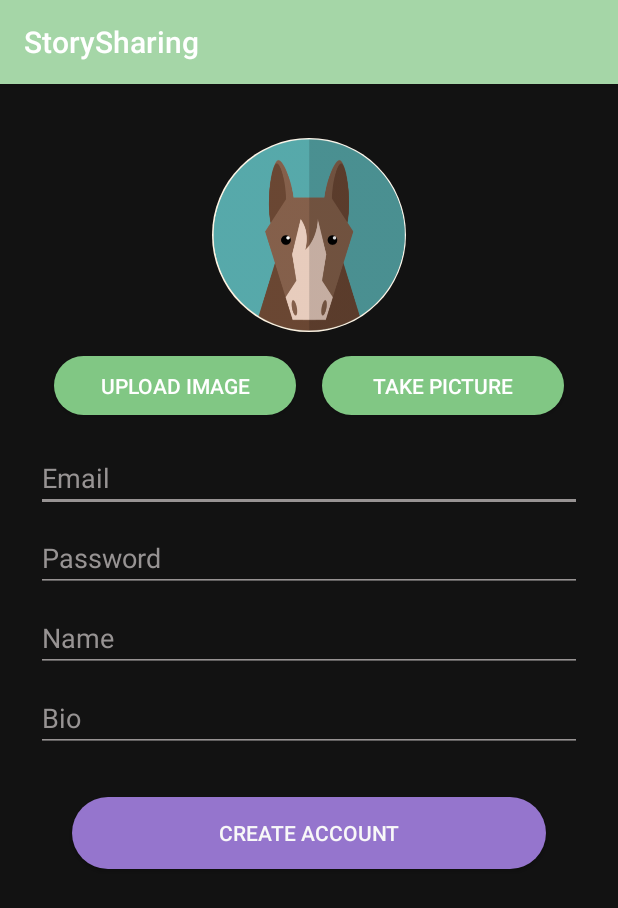
After one commit to lil55cy/StorySharing, an Android app: the CreateAccountActivity screen opened directly, with no data from a screen before it, on a phone screen of 412 x 824 dp. The commit adds this screen. Shown: the top 908 px of the screen. Run offline under Robolectric (Android 15) with nearby library versions, the phone set to English and light mode, and no system bars; our stand-ins replace CircleImageView, Firebase (no records; nobody signed in at launch, a user with empty details on screens opened directly); 1 statement that could not run was skipped.

Commit message:
create an account

```diff
--- a/StorySharing/app/src/main/AndroidManifest.xml
+++ b/StorySharing/app/src/main/AndroidManifest.xml
@@ -9,7 +9,8 @@
         android:roundIcon="@mipmap/ic_launcher_round"
         android:supportsRtl="true"
         android:theme="@style/MyTheme">
-        <activity android:name=".CreatePost"></activity>
+        <activity android:name=".ui.login.CreateAccountActivity"></activity>
+        <activity android:name=".CreatePost" />
         <activity android:name=".SelectPostActivity" />
         <activity
             android:name=".ui.login.LoginActivity"
--- /dev/null
+++ b/StorySharing/app/src/main/java/com/example/storysharing/ui/login/CreateAccountActivity.java
@@ -0,0 +1,164 @@
+package com.example.storysharing.ui.login;
+
+import androidx.annotation.NonNull;
+import androidx.appcompat.app.AppCompatActivity;
+
+import android.content.Intent;
+import android.graphics.Bitmap;
+import android.graphics.BitmapFactory;
+import android.os.Bundle;
+import android.provider.MediaStore;
+import android.text.TextUtils;
+import android.util.Log;
+import android.view.View;
+import android.widget.Button;
+import android.widget.EditText;
+import android.widget.ImageView;
+import android.widget.Toast;
+
+import com.example.storysharing.FirebaseUtility;
+import com.example.storysharing.MainActivity;
+import com.example.storysharing.R;
+import com.google.android.gms.tasks.OnCompleteListener;
+import com.google.android.gms.tasks.Task;
+import com.google.firebase.auth.AuthResult;
+import com.google.firebase.auth.FirebaseAuth;
+import com.google.firebase.auth.FirebaseUser;
+
+import java.util.Random;
+
+public class CreateAccountActivity extends AppCompatActivity implements
+        View.OnClickListener {
+
+    private static final String TAG = "EmailPassword";
+    private EditText mEmailField;
+    private EditText mPasswordField;
+    private FirebaseAuth mAuth;
+    private Bitmap image;
+
+    @Override
+    protected void onCreate(Bundle savedInstanceState) {
+        super.onCreate(savedInstanceState);
+        setContentView(R.layout.activity_create_account);
+
+        mEmailField = findViewById(R.id.username);
+        mPasswordField = findViewById(R.id.password);
+        findViewById(R.id.create_account).setOnClickListener(this);
+
+        ImageView imageView = findViewById(R.id.profile_photo);
+
+        int[] images = {R.drawable.avatar1,R.drawable.avatar2,R.drawable.avatar3,R.drawable.avatar4,
+                R.drawable.avatar5, R.drawable.avatar6, R.drawable.avatar7, R.drawable.avatar8};
+        Random rand = new Random();
+        int index = rand.nextInt(images.length);
+        imageView.setImageResource(images[index]);
+
+        image = BitmapFactory.decodeResource(getBaseContext().getResources(), images[index]);
+
+
+        Button uploadImage = findViewById(R.id.uploadImageButton);
+        uploadImage.setOnClickListener(new View.OnClickListener() {
+            @Override
+            public void onClick(View view) {
+                Intent intent = new Intent();
+                intent.setType("image/*");
+                intent.setAction(Intent.ACTION_GET_CONTENT);
+                startActivityForResult(Intent.createChooser(intent, "Select Picture"), 0);
+            }
+        });
+
+        Button takePictureButton = findViewById(R.id.takePictureButton);
+        takePictureButton.setOnClickListener(new View.OnClickListener() {
+            @Override
+            public void onClick(View view) {
+                Intent takePictureIntent = new Intent(MediaStore.ACTION_IMAGE_CAPTURE);
+                if (takePictureIntent.resolveActivity(getPackageManager()) != null) {
+                    startActivityForResult(takePictureIntent, 1);
+                }
+            }
+        });
+
+
+        mAuth = FirebaseAuth.getInstance();
+    }
+
+    @Override
+    public void onStart() {
+        super.onStart();
+        FirebaseUser currentUser = mAuth.getCurrentUser();
+        updateUI(currentUser);
+    }
+
+    private void updateUI(FirebaseUser user) {
+        if (user != null) {
+            String welcome = getString(R.string.welcome);
+            Toast.makeText(getApplicationContext(), welcome, Toast.LENGTH_LONG).show();
+
+            Intent intent = new Intent(CreateAccountActivity.this, MainActivity.class);
+            startActivity(intent);
+            finish();
+        }
+    }
+
+    @Override
+    public void onClick(View v) {
+        int i = v.getId();
+        if (i == R.id.create_account) {
+            createAccount(mEmailField.getText().toString(), mPasswordField.getText().toString());
+        }
+    }
+
+    private void createAccount(String email, String password) {
+        Log.d(TAG, "createAccount:" + email);
+        if (!validateForm()) {
+            return;
+        }
+
+        mAuth.createUserWithEmailAndPassword(email, password)
+                .addOnCompleteListener(this, new OnCompleteListener<AuthResult>() {
+                    @Override
+                    public void onComplete(@NonNull Task<AuthResult> task) {
+                        if (task.isSuccessful()) {
+                            String name = ((EditText) findViewById(R.id.name)).getText().toString();
+                            String bio = ((EditText) findViewById(R.id.bio)).getText().toString();
+                            Log.d(TAG, "createUserWithEmail:success");
+
+                            FirebaseUser user = mAuth.getCurrentUser();
+                            FirebaseUtility.saveNewUser(name, bio, user.getUid());
+                            if (image != null) {
+                                FirebaseUtility.saveImageToStorage(image);
+                            }
+
+                            updateUI(user);
+                        } else {
+                            Log.w(TAG, "createUserWithEmail:failure", task.getException());
+                            Toast.makeText(CreateAccountActivity.this, "Account already exists.",
+                                    Toast.LENGTH_SHORT).show();
+                            updateUI(null);
+                        }
+                    }
+                });
+    }
+
+    private boolean validateForm() {
+        boolean valid = true;
+
+        String email = mEmailField.getText().toString();
+        if (TextUtils.isEmpty(email)) {
+            mEmailField.setError("Required.");
+            valid = false;
+        } else {
+            mEmailField.setError(null);
+        }
+
+        String password = mPasswordField.getText().toString();
+        if (TextUtils.isEmpty(password)) {
+            mPasswordField.setError("Required.");
+            valid = false;
+        } else {
+            mPasswordField.setError(null);
+        }
+
+        return valid;
+    }
+}
--- /dev/null
+++ b/StorySharing/app/src/main/res/layout/activity_create_account.xml
@@ -0,0 +1,134 @@
+<?xml version="1.0" encoding="utf-8"?>
+<androidx.constraintlayout.widget.ConstraintLayout xmlns:android="http://schemas.android.com/apk/res/android"
+    xmlns:app="http://schemas.android.com/apk/res-auto"
+    xmlns:tools="http://schemas.android.com/tools"
+    android:layout_width="match_parent"
+    android:layout_height="match_parent"
+    tools:context=".ui.login.CreateAccountActivity">
+
+
+    <de.hdodenhof.circleimageview.CircleImageView
+        android:id="@+id/profile_photo"
+        android:layout_width="129dp"
+        android:layout_height="129dp"
+        android:layout_marginTop="36dp"
+        android:src="@drawable/ic_profile"
+        app:layout_constraintEnd_toEndOf="parent"
+        app:layout_constraintStart_toStartOf="parent"
+        app:layout_constraintTop_toTopOf="parent" />
+
+    <EditText
+        android:id="@+id/username"
+        android:layout_width="0dp"
+        android:layout_height="wrap_content"
+        android:layout_marginStart="24dp"
+        android:layout_marginTop="240dp"
+        android:layout_marginEnd="24dp"
+        android:backgroundTint="@color/lightHint"
+        android:hint="@string/prompt_email"
+        android:inputType="textEmailAddress"
+        android:selectAllOnFocus="true"
+        android:textColor="@color/white"
+        android:textColorHint="@color/lightHint"
+        app:layout_constraintEnd_toEndOf="parent"
+        app:layout_constraintStart_toStartOf="parent"
+        app:layout_constraintTop_toTopOf="parent" />
+
+    <EditText
+        android:id="@+id/password"
+        android:layout_width="0dp"
+        android:layout_height="wrap_content"
+        android:layout_marginStart="24dp"
+        android:layout_marginTop="8dp"
+        android:layout_marginEnd="24dp"
+        android:backgroundTint="@color/lightHint"
+        android:hint="@string/prompt_password"
+        android:imeActionLabel="@string/action_sign_in_short"
+        android:imeOptions="actionDone"
+        android:inputType="textPassword"
+        android:selectAllOnFocus="true"
+        android:textColor="@color/white"
+        android:textColorHint="@color/lightHint"
+        app:layout_constraintEnd_toEndOf="parent"
+        app:layout_constraintStart_toStartOf="parent"
+        app:layout_constraintTop_toBottomOf="@+id/username" />
+
+    <EditText
+        android:id="@+id/name"
+        android:layout_width="0dp"
+        android:layout_height="wrap_content"
+        android:layout_marginStart="24dp"
+        android:layout_marginTop="8dp"
+        android:layout_marginEnd="24dp"
+        android:backgroundTint="@color/lightHint"
+        android:hint="@string/prompt_name"
+        android:imeActionLabel="@string/action_sign_in_short"
+        android:imeOptions="actionDone"
+        android:selectAllOnFocus="true"
+        android:textColor="@color/white"
+        android:textColorHint="@color/lightHint"
+        app:layout_constraintEnd_toEndOf="parent"
+        app:layout_constraintStart_toStartOf="parent"
+        app:layout_constraintTop_toBottomOf="@+id/password" />
+
+    <EditText
+        android:id="@+id/bio"
+        android:layout_width="0dp"
+        android:layout_height="wrap_content"
+        android:layout_marginStart="24dp"
+        android:layout_marginTop="8dp"
+        android:layout_marginEnd="24dp"
+        android:backgroundTint="@color/lightHint"
+        android:hint="Bio"
+        android:imeActionLabel="@string/action_sign_in_short"
+        android:imeOptions="actionDone"
+        android:selectAllOnFocus="true"
+        android:textColor="@color/white"
+        android:textColorHint="@color/lightHint"
+        app:layout_constraintEnd_toEndOf="parent"
+        app:layout_constraintStart_toStartOf="parent"
+        app:layout_constraintTop_toBottomOf="@+id/name" />
+
+    <Button
+        android:id="@+id/create_account"
+        style="@style/AppTheme.RoundedCornerMaterialButton"
+        android:layout_width="0dp"
+        android:layout_height="wrap_content"
+        android:layout_gravity="start"
+        android:layout_marginStart="48dp"
+        android:layout_marginTop="30dp"
+        android:layout_marginEnd="48dp"
+        android:text="@string/create"
+        android:textColor="#F8F8F8"
+        app:layout_constraintEnd_toEndOf="parent"
+        app:layout_constraintStart_toStartOf="parent"
+        app:layout_constraintTop_toBottomOf="@+id/bio" />
+
+    <Button
+        android:id="@+id/uploadImageButton"
+        style="@style/AppTheme.RoundedCornerMaterialButton"
+        android:layout_width="161dp"
+        android:layout_height="39dp"
+        android:layout_marginStart="36dp"
+        android:layout_marginTop="16dp"
+        android:backgroundTint="#81C784"
+        android:text="upload image"
+        android:textColor="#FFFFFF"
+        android:textSize="14sp"
+        app:layout_constraintStart_toStartOf="parent"
+        app:layout_constraintTop_toBottomOf="@+id/profile_photo" />
+
+    <Button
+        android:id="@+id/takePictureButton"
+        style="@style/AppTheme.RoundedCornerMaterialButton"
+        android:layout_width="161dp"
+        android:layout_height="39dp"
+        android:layout_marginEnd="36dp"
+        android:backgroundTint="#81C784"
+        android:text="take picture"
+        android:textColor="#FFFFFF"
+        android:textSize="14sp"
+        app:layout_constraintEnd_toEndOf="parent"
+        app:layout_constraintTop_toTopOf="@+id/uploadImageButton" />
+
+</androidx.constraintlayout.widget.ConstraintLayout>
--- a/StorySharing/app/src/main/res/values/strings.xml
+++ b/StorySharing/app/src/main/res/values/strings.xml
@@ -17,9 +17,9 @@
     <string name="welcome">"Welcome!"</string>
     <string name="create">Create Account</string>
     <string name="sign_out">Sign Out</string>
-    <string name="already">Already have an account?</string>
     <string name="title">title</string>
     <string name="body">body</string>
     <string name="email">email</string>
     <string name="submit">Submit</string>
+
 </resources>
```
Also changed, not shown: StorySharing/app/src/main/java/com/example/storysharing/FirebaseUtility.java (+20 -0 lines), StorySharing/app/src/main/java/com/example/storysharing/User.java (added, +21 -0 lines), StorySharing/app/src/main/java/com/example/storysharing/ui/login/LoginActivity.java (+5 -43 lines), StorySharing/app/src/main/res/layout/activity_login.xml (+3 -18 lines).
